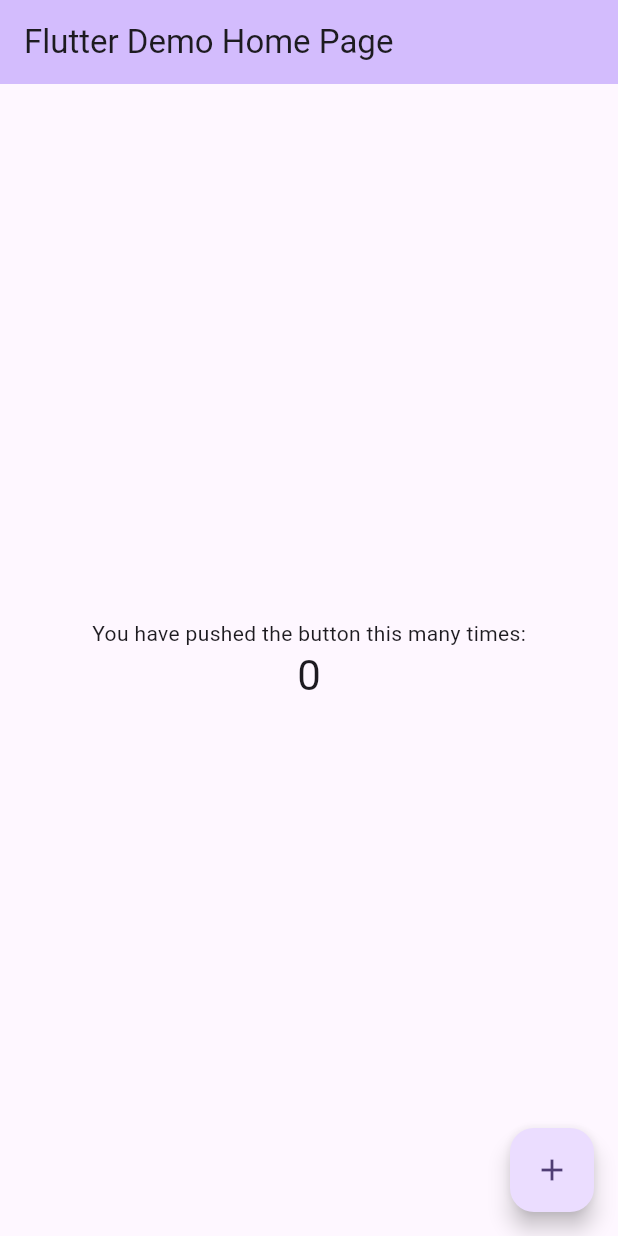
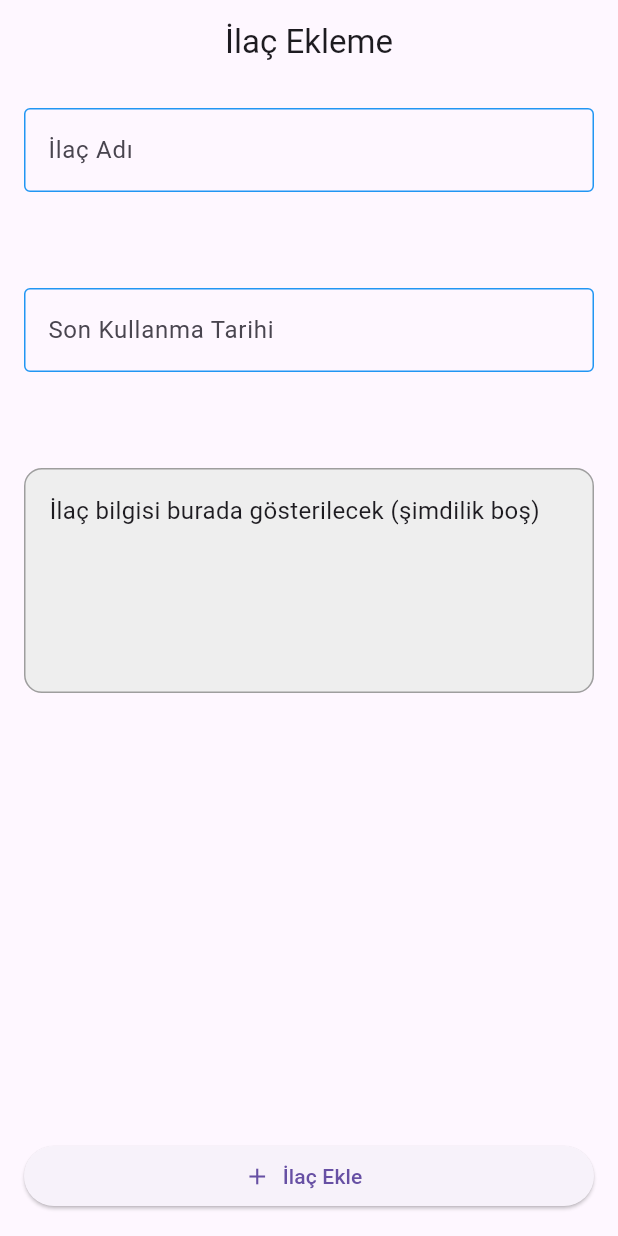
Before and after one commit to Team7466/cymed, a Flutter app: the screen it shows after launch, on a phone screen of 412 x 824 dp. Run offline on Flutter 3.47's test engine with Material 3 defaults, Android fonts, the phone set to English and light mode, and no system bars.

Commit message:
ilaç ekleme

```diff
--- /dev/null
+++ b/lib/add_screen.dart
@@ -0,0 +1,110 @@
+import 'package:flutter/material.dart';
+
+class IlacEklemeEkrani extends StatefulWidget {
+  const IlacEklemeEkrani({super.key});
+
+  @override
+  State<IlacEklemeEkrani> createState() => _IlacEklemeEkraniState();
+}
+
+class _IlacEklemeEkraniState extends State<IlacEklemeEkrani> {
+  final TextEditingController ilacAdiController = TextEditingController();
+  final TextEditingController tarihController = TextEditingController();
+  String ilacBilgisi = '';
+
+  void ilaciKaydet() {
+    String ad = ilacAdiController.text.trim();
+    String tarih = tarihController.text.trim();
+
+    if (ad.isEmpty || tarih.isEmpty) {
+      ScaffoldMessenger.of(context).showSnackBar(
+        const SnackBar(content: Text('Lütfen tüm alanları doldurun')),
+      );
+      return;
+    }
+
+    debugPrint('İlaç adı: $ad');
+    debugPrint('Son kullanma tarihi: $tarih');
+
+    ScaffoldMessenger.of(context).showSnackBar(
+      const SnackBar(content: Text('İlaç başarıyla kaydedildi')),
+    );
+
+    ilacAdiController.clear();
+    tarihController.clear();
+    setState(() {
+      ilacBilgisi = '';
+    });
+  }
+
+  @override
+  Widget build(BuildContext context) {
+    OutlineInputBorder maviBorder = OutlineInputBorder(
+      borderRadius: BorderRadius.circular(4),
+      borderSide: const BorderSide(color: Colors.blue),
+    );
+    return Scaffold(
+      appBar: AppBar(
+        title: const Text('İlaç Ekleme'),
+        centerTitle: true,
+      ),
+      body: Padding(
+        padding: const EdgeInsets.all(16.0),
+        child: Column(
+          children: [
+            TextField(
+              controller: ilacAdiController,
+decoration:  InputDecoration(
+                labelText: 'İlaç Adı',
+                border: OutlineInputBorder(),
+                enabledBorder: maviBorder,
+                focusedBorder: maviBorder.copyWith(
+                  borderSide:  BorderSide(color: Colors.blue, width: 2),
+                ),
+              ),
+            ),
+            const SizedBox(height: 64),
+            TextField(
+              controller: tarihController,
+              decoration:  InputDecoration(
+                labelText: 'Son Kullanma Tarihi',
+                border: OutlineInputBorder(),
+                hintText: 'GG/AA/YYYY',
+                                enabledBorder: maviBorder,
+                focusedBorder: maviBorder.copyWith(
+                  borderSide: const BorderSide(color: Colors.blue, width: 2),
+                ),
+              ),
+            ),
+            const SizedBox(height: 64),
+            Container(
+              width: double.infinity,
+              height: 150,
+              padding: const EdgeInsets.all(16),
+              decoration: BoxDecoration(
+                color: Colors.grey[200],
+                borderRadius: BorderRadius.circular(12),
+                border: Border.all(color: Colors.grey),
+              ),
+              child: Text(
+                ilacBilgisi.isEmpty
+                    ? 'İlaç bilgisi burada gösterilecek (şimdilik boş)'
+                    : ilacBilgisi,
+                style: const TextStyle(fontSize: 16),
+              ),
+            ),
+            const Spacer(),
+            SizedBox(
+              width: double.infinity,
+              child: ElevatedButton.icon(
+                icon: const Icon(Icons.add),
+                label: const Text('İlaç Ekle'),
+                onPressed: ilaciKaydet,
+              ),
+            ),
+          ],
+        ),
+      ),
+    );
+  }
+}
--- a/lib/main.dart
+++ b/lib/main.dart
@@ -1,4 +1,5 @@
 import 'package:flutter/material.dart';
+import 'add_screen.dart';
 
 void main() {
   runApp(const MyApp());
@@ -7,116 +8,12 @@ void main() {
 class MyApp extends StatelessWidget {
   const MyApp({super.key});
 
-  // This widget is the root of your application.
   @override
   Widget build(BuildContext context) {
     return MaterialApp(
-      title: 'Flutter Demo',
-      theme: ThemeData(
-        // This is the theme of your application.
-        //
-        // TRY THIS: Try running your application with "flutter run". You'll see
-        // the application has a purple toolbar. Then, without quitting the app,
-        // try changing the seedColor in the colorScheme below to Colors.green
-        // and then invoke "hot reload" (save your changes or press the "hot
-        // reload" button in a Flutter-supported IDE, or press "r" if you used
-        // the command line to start the app).
-        //
-        // Notice that the counter didn't reset back to zero; the application
-        // state is not lost during the reload. To reset the state, use hot
-        // restart instead.
-        //
-        // This works for code too, not just values: Most code changes can be
-        // tested with just a hot reload.
-        colorScheme: ColorScheme.fromSeed(seedColor: Colors.deepPurple),
-      ),
-      home: const MyHomePage(title: 'Flutter Demo Home Page'),
+      title: 'İlaç Takip Uygulaması',
+      debugShowCheckedModeBanner: false,
+      home: const IlacEklemeEkrani(),
     );
   }
 }
-
-class MyHomePage extends StatefulWidget {
-  const MyHomePage({super.key, required this.title});
-
-  // This widget is the home page of your application. It is stateful, meaning
-  // that it has a State object (defined below) that contains fields that affect
-  // how it looks.
-
-  // This class is the configuration for the state. It holds the values (in this
-  // case the title) provided by the parent (in this case the App widget) and
-  // used by the build method of the State. Fields in a Widget subclass are
-  // always marked "final".
-
-  final String title;
-
-  @override
-  State<MyHomePage> createState() => _MyHomePageState();
-}
-
-class _MyHomePageState extends State<MyHomePage> {
-  int _counter = 0;
-
-  void _incrementCounter() {
-    setState(() {
-      // This call to setState tells the Flutter framework that something has
-      // changed in this State, which causes it to rerun the build method below
-      // so that the display can reflect the updated values. If we changed
-      // _counter without calling setState(), then the build method would not be
-      // called again, and so nothing would appear to happen.
-      _counter++;
-    });
-  }
-
-  @override
-  Widget build(BuildContext context) {
-    // This method is rerun every time setState is called, for instance as done
-    // by the _incrementCounter method above.
-    //
-    // The Flutter framework has been optimized to make rerunning build methods
-    // fast, so that you can just rebuild anything that needs updating rather
-    // than having to individually change instances of widgets.
-    return Scaffold(
-      appBar: AppBar(
-        // TRY THIS: Try changing the color here to a specific color (to
-        // Colors.amber, perhaps?) and trigger a hot reload to see the AppBar
-        // change color while the other colors stay the same.
-        backgroundColor: Theme.of(context).colorScheme.inversePrimary,
-        // Here we take the value from the MyHomePage object that was created by
-        // the App.build method, and use it to set our appbar title.
-        title: Text(widget.title),
-      ),
-      body: Center(
-        // Center is a layout widget. It takes a single child and positions it
-        // in the middle of the parent.
-        child: Column(
-          // Column is also a layout widget. It takes a list of children and
-          // arranges them vertically. By default, it sizes itself to fit its
-          // children horizontally, and tries to be as tall as its parent.
-          //
-          // Column has various properties to control how it sizes itself and
-          // how it positions its children. Here we use mainAxisAlignment to
-          // center the children vertically; the main axis here is the vertical
-          // axis because Columns are vertical (the cross axis would be
-          // horizontal).
-          //
-          // TRY THIS: Invoke "debug painting" (choose the "Toggle Debug Paint"
-          // action in the IDE, or press "p" in the console), to see the
-          // wireframe for each widget.
-          mainAxisAlignment: MainAxisAlignment.center,
-          children: <Widget>[
-            const Text('You have pushed the button this many times:'),
-            Text(
-              '$_counter',
-              style: Theme.of(context).textTheme.headlineMedium,
-            ),
-          ],
-        ),
-      ),
-      floatingActionButton: FloatingActionButton(
-        onPressed: _incrementCounter,
-        tooltip: 'Increment',
-        child: const Icon(Icons.add),
-      ), // This trailing comma makes auto-formatting nicer for build methods.
-    );
-  }
-}
```
